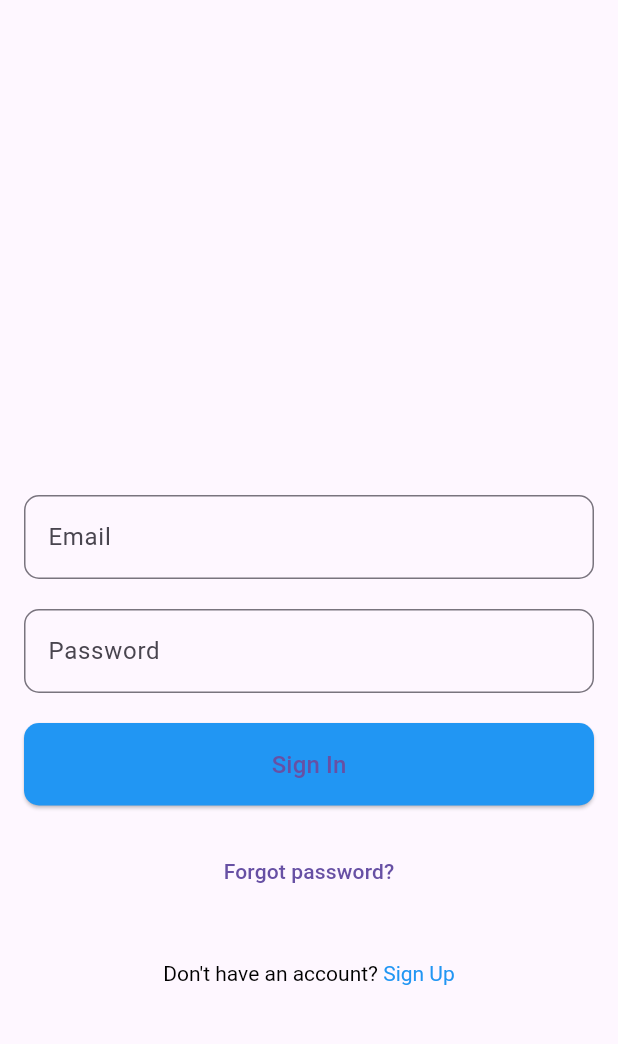
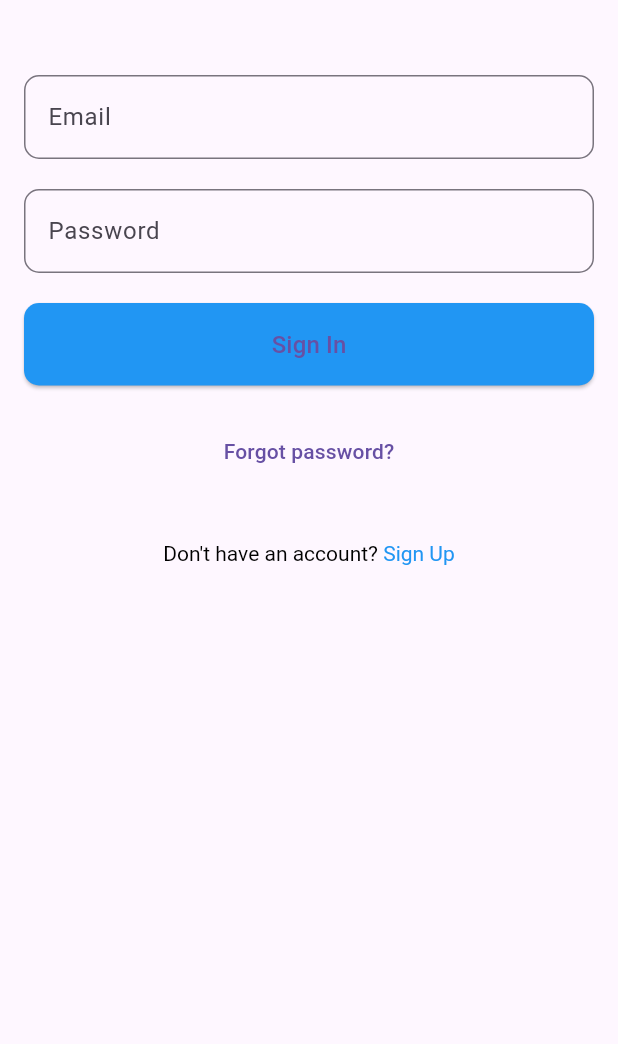
Before and after one commit to aadarshk7/Login-App_Google_Facebook_Twitter_Login, a Flutter app: the screen it shows after launch, on a phone screen of 412 x 824 dp, the part 63-1107 px from its top. Run offline on Flutter 3.47's test engine with Material 3 defaults, Android fonts, the phone set to English and light mode, and no system bars; our stand-ins replace firebase_auth, firebase_core; accounts and stored records are empty.

Commit message:
Login_App

```diff
--- a/lib/login_page.dart
+++ b/lib/login_page.dart
@@ -26,7 +26,7 @@ class _LoginPageState extends State<LoginPage> {
             Stack(
               children: <Widget>[
                 Container(
-                  height: 300,
+                  height: 20,
                   // decoration: BoxDecoration(
                   //   image: DecorationImage(
                   //     image: AssetImage('assets/images/car.jpg'),
```
